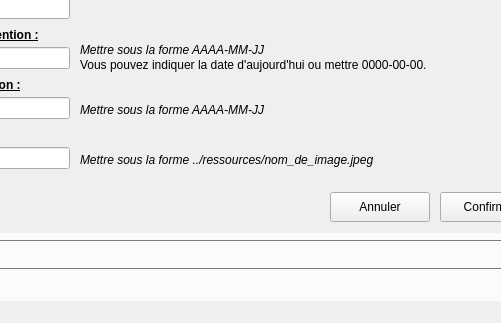
This is 41-TestsConfigurerBadgesAffecter/configurer.ui in BriceJamin/BriceJamin-ProjetSuPer as Qt 5 draws it before an edit; both pictures show x 202 to 703 and y 317 to 640 of the 920 by 640 pixel window. The edited form follows.
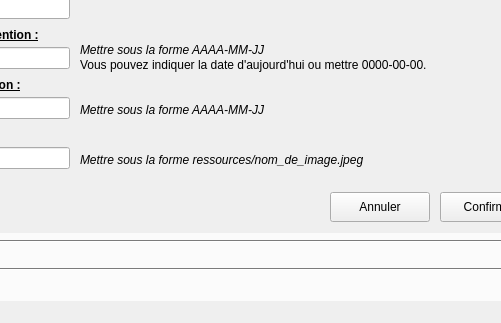
This is the edited form. The open tabs and pages were chosen to show the change. Icons and pictures are not drawn.

Commit message: 41. [New] Ressources dans le dossier courant.

Patch:
```diff
--- a/41-TestsConfigurerBadgesAffecter/configurer.ui
+++ b/41-TestsConfigurerBadgesAffecter/configurer.ui
@@ -1623,7 +1623,7 @@
          </font>
         </property>
         <property name="text">
-         <string>Mettre sous la forme ../ressources/nom_de_image.jpeg</string>
+         <string>Mettre sous la forme ressources/nom_de_image.jpeg</string>
         </property>
        </widget>
       </widget>
```
Left out of the diff: 126 changed lines with no effect on the pictures. The commit also changes 28 other files.
